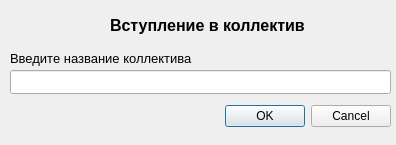
Before: the Qt Designer form entercollectivedialog.ui in Knigan/DB3, drawn with Qt 5.
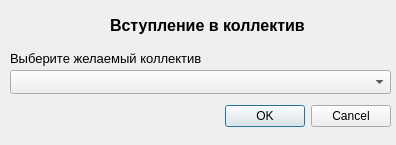
After: the same form once the commit is applied.

```diff
--- a/entercollectivedialog.ui
+++ b/entercollectivedialog.ui
@@ -48,16 +48,6 @@
     <string>Вступление в коллектив</string>
    </property>
   </widget>
-  <widget class="QLineEdit" name="NameLineEdit">
-   <property name="geometry">
-    <rect>
-     <x>10</x>
-     <y>70</y>
-     <width>381</width>
-     <height>24</height>
-    </rect>
-   </property>
-  </widget>
   <widget class="QLabel" name="NameLabel">
    <property name="geometry">
     <rect>
@@ -73,7 +63,17 @@
     </font>
    </property>
    <property name="text">
-    <string>Введите название коллектива</string>
+    <string>Выберите желаемый коллектив</string>
+   </property>
+  </widget>
+  <widget class="QComboBox" name="comboBox">
+   <property name="geometry">
+    <rect>
+     <x>10</x>
+     <y>70</y>
+     <width>381</width>
+     <height>24</height>
+    </rect>
    </property>
   </widget>
  </widget>
```
